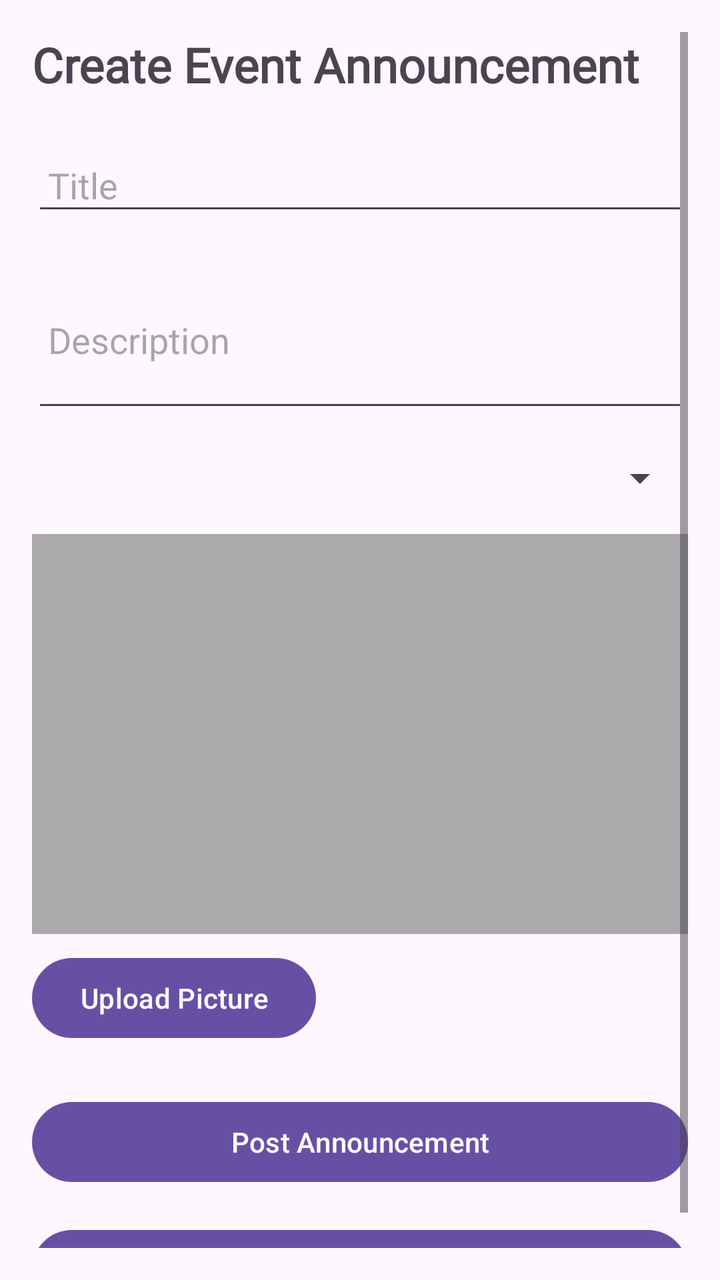
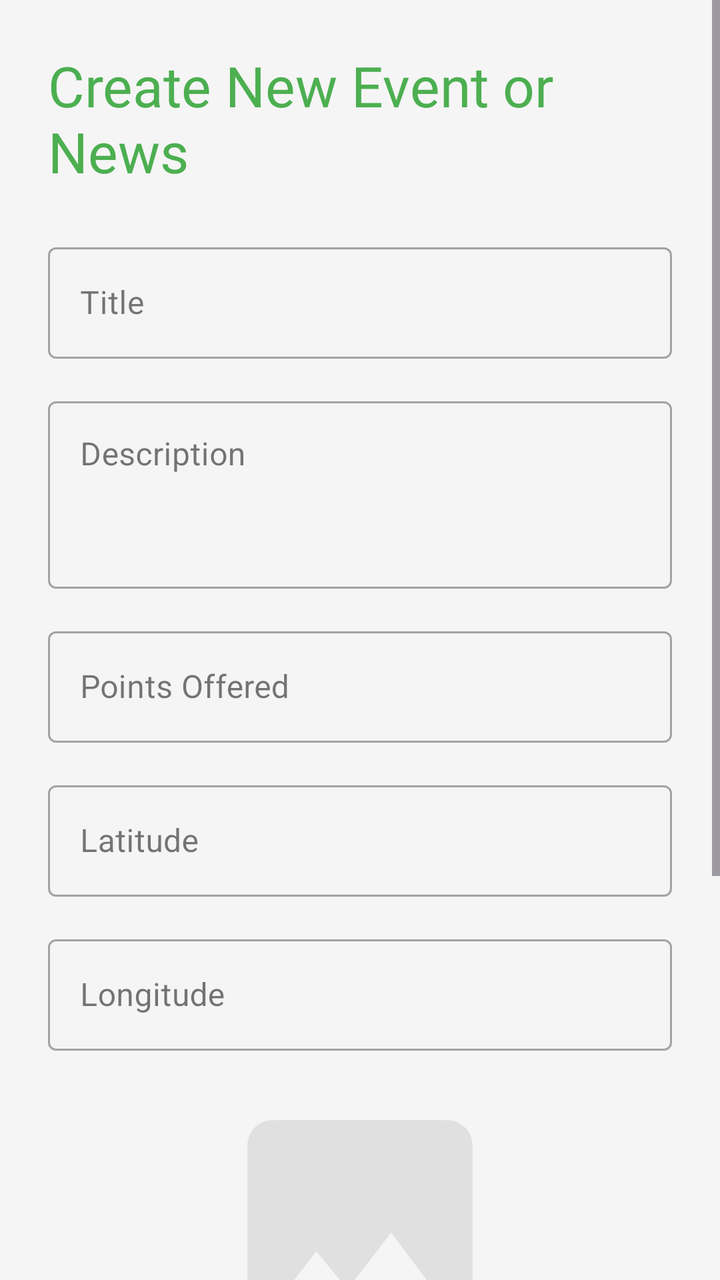

Compare the two renders of this Android layout. The source of the first and the diff that turns it into the second are given below.
<!-- AndroidManifest.xml: application theme Theme.MyApplication -->
<!-- res/layout/activity_create_event.xml -->
<?xml version="1.0" encoding="utf-8"?>
<ScrollView
    xmlns:android="http://schemas.android.com/apk/res/android"
    android:layout_width="match_parent"
    android:layout_height="match_parent"
    android:padding="16dp">

    <LinearLayout
        android:layout_width="match_parent"
        android:layout_height="wrap_content"
        android:orientation="vertical">

        <TextView
            android:id="@+id/createEventTitleTextView"
            android:layout_width="wrap_content"
            android:layout_height="wrap_content"
            android:text="Create Event Announcement"
            android:textSize="24sp"
            android:textStyle="bold"
            android:layout_marginBottom="24dp"
            android:fontFamily="@font/alexandria_bold" />

        <EditText
            android:id="@+id/eventTitleEditText"
            android:layout_width="match_parent"
            android:layout_height="wrap_content"
            android:hint="Title"
            android:padding="8dp"/>

        <EditText
            android:id="@+id/eventDescriptionEditText"
            android:layout_width="match_parent"
            android:layout_height="wrap_content"
            android:hint="Description"
            android:inputType="textMultiLine"
            android:minLines="3"
            android:layout_marginTop="16dp"
            android:padding="8dp"/>

        <Spinner
            android:id="@+id/categorySpinner"
            android:layout_width="match_parent"
            android:layout_height="wrap_content"
            android:layout_marginTop="16dp" />

        
        <EditText
            android:id="@+id/pointsOfferedEditText"
            android:layout_width="match_parent"
            android:layout_height="wrap_content"
            android:hint="Points Offered"
            android:inputType="number"
            android:layout_marginTop="16dp"
            android:visibility="gone"
            android:padding="8dp" />

        <ImageView
            android:id="@+id/eventImageView"
            android:layout_width="match_parent"
            android:layout_height="200dp"
            android:layout_marginTop="16dp"
            android:scaleType="centerCrop"
            android:background="@android:color/darker_gray" />

        <Button
            android:id="@+id/uploadImageButton"
            android:layout_width="wrap_content"
            android:layout_height="wrap_content"
            android:text="Upload Picture"
            android:layout_marginTop="8dp" />

        <Button
            android:id="@+id/postAnnouncementButton"
            android:layout_width="match_parent"
            android:layout_height="wrap_content"
            android:text="Post Announcement"
            android:layout_marginTop="24dp" />

        <Button
            android:id="@+id/backButton"
            android:layout_width="match_parent"
            android:layout_height="wrap_content"
            android:layout_marginTop="16dp"
            android:text="Back to Admin Panel" />
    </LinearLayout>
</ScrollView>
<!-- resources referenced by this layout -->
<resources>
  <style name="Theme.MyApplication" parent="Base.Theme.MyApplication" />
  <style name="Base.Theme.MyApplication" parent="Theme.Material3.DayNight.NoActionBar">
          
          
      </style>
</resources>

<!-- the commit's change to res/layout/activity_create_event.xml (unified diff, before → after) -->
@@ -1,86 +1,147 @@
 <?xml version="1.0" encoding="utf-8"?>
-<ScrollView
-    xmlns:android="http://schemas.android.com/apk/res/android"
+<ScrollView xmlns:android="http://schemas.android.com/apk/res/android"
+    xmlns:app="http://schemas.android.com/apk/res-auto"
+    xmlns:tools="http://schemas.android.com/tools"
     android:layout_width="match_parent"
     android:layout_height="match_parent"
-    android:padding="16dp">
+    android:background="@color/light_background_color"
+    tools:context="AdminFiles.ADminEvents.CreateEventActivity">
 
     <LinearLayout
         android:layout_width="match_parent"
         android:layout_height="wrap_content"
-        android:orientation="vertical">
+        android:orientation="vertical"
+        android:padding="24dp">
 
         <TextView
-            android:id="@+id/createEventTitleTextView"
             android:layout_width="wrap_content"
             android:layout_height="wrap_content"
-            android:text="Create Event Announcement"
-            android:textSize="24sp"
-            android:textStyle="bold"
-            android:layout_marginBottom="24dp"
-            android:fontFamily="@font/alexandria_bold" />
+            android:text="Create New Event or News"
+            android:textSize="28sp"
+            android:fontFamily="@font/alexandria_bold"
+            android:textColor="@color/primary_green"
+            android:layout_gravity="center_horizontal"
+            android:layout_marginBottom="24dp"/>
 
-        <EditText
-            android:id="@+id/eventTitleEditText"
+        <com.google.android.material.textfield.TextInputLayout
             android:layout_width="match_parent"
             android:layout_height="wrap_content"
-            android:hint="Title"
-            android:padding="8dp"/>
+            style="@style/Widget.MaterialComponents.TextInputLayout.OutlinedBox"
+            android:layout_marginBottom="16dp">
 
-        <EditText
-            android:id="@+id/eventDescriptionEditText"
+            <com.google.android.material.textfield.TextInputEditText
+                android:id="@+id/titleEditText"
+                android:layout_width="match_parent"
+                android:layout_height="wrap_content"
+                android:hint="Title"
+                android:inputType="textCapWords" />
+        </com.google.android.material.textfield.TextInputLayout>
+
+        <com.google.android.material.textfield.TextInputLayout
             android:layout_width="match_parent"
             android:layout_height="wrap_content"
-            android:hint="Description"
-            android:inputType="textMultiLine"
-            android:minLines="3"
-            android:layout_marginTop="16dp"
-            android:padding="8dp"/>
+            style="@style/Widget.MaterialComponents.TextInputLayout.OutlinedBox"
+            android:layout_marginBottom="16dp">
 
-        <Spinner
-            android:id="@+id/categorySpinner"
+            <com.google.android.material.textfield.TextInputEditText
+                android:id="@+id/descriptionEditText"
+                android:layout_width="match_parent"
+                android:layout_height="wrap_content"
+                android:hint="Description"
+                android:inputType="textMultiLine"
+                android:minLines="3"
+                android:gravity="top"/>
+        </com.google.android.material.textfield.TextInputLayout>
+
+        <com.google.android.material.textfield.TextInputLayout
             android:layout_width="match_parent"
             android:layout_height="wrap_content"
-            android:layout_marginTop="16dp" />
+            style="@style/Widget.MaterialComponents.TextInputLayout.OutlinedBox"
+            android:layout_marginBottom="16dp">
 
-        
-        <EditText
-            android:id="@+id/pointsOfferedEditText"
+            <com.google.android.material.textfield.TextInputEditText
+                android:id="@+id/pointsEditText"
+                android:layout_width="match_parent"
+                android:layout_height="wrap_content"
+                android:hint="Points Offered"
+                android:inputType="number" />
+        </com.google.android.material.textfield.TextInputLayout>
+
+        <com.google.android.material.textfield.TextInputLayout
             android:layout_width="match_parent"
             android:layout_height="wrap_content"
-            android:hint="Points Offered"
-            android:inputType="number"
-            android:layout_marginTop="16dp"
-            android:visibility="gone"
-            android:padding="8dp" />
+            style="@style/Widget.MaterialComponents.TextInputLayout.OutlinedBox"
+            android:layout_marginBottom="16dp">
+
+            <com.google.android.material.textfield.TextInputEditText
+                android:id="@+id/latitudeEditText"
+                android:layout_width="match_parent"
+                android:layout_height="wrap_content"
+                android:hint="Latitude"
+                android:inputType="numberDecimal|numberSigned" />
+        </com.google.android.material.textfield.TextInputLayout>
+
+        <com.google.android.material.textfield.TextInputLayout
+            android:layout_width="match_parent"
+            android:layout_height="wrap_content"
+            style="@style/Widget.MaterialComponents.TextInputLayout.OutlinedBox"
+            android:layout_marginBottom="16dp">
+
+            <com.google.android.material.textfield.TextInputEditText
+                android:id="@+id/longitudeEditText"
+                android:layout_width="match_parent"
+                android:layout_height="wrap_content"
+                android:hint="Longitude"
+                android:inputType="numberDecimal|numberSigned" />
+        </com.google.android.material.textfield.TextInputLayout>
 
         <ImageView
             android:id="@+id/eventImageView"
-            android:layout_width="match_parent"
-            android:layout_height="200dp"
-            android:layout_marginTop="16dp"
+            android:layout_width="150dp"
+            android:layout_height="150dp"
+            android:src="@drawable/ic_placeholder_item"
             android:scaleType="centerCrop"
-            android:background="@android:color/darker_gray" />
+            android:layout_gravity="center_horizontal"
+            android:layout_marginBottom="16dp"/>
 
         <Button
-            android:id="@+id/uploadImageButton"
+            android:id="@+id/selectImageButton"
             android:layout_width="wrap_content"
             android:layout_height="wrap_content"
-            android:text="Upload Picture"
-            android:layout_marginTop="8dp" />
+            android:text="Select Image"
+            android:layout_gravity="center_horizontal"
+            android:layout_marginBottom="24dp"/>
+
+        <RadioGroup
+            android:id="@+id/typeRadioGroup"
+            android:layout_width="match_parent"
+            android:layout_height="wrap_content"
+            android:orientation="horizontal"
+            android:gravity="center"
+            android:layout_marginBottom="24dp">
+
+            <RadioButton
+                android:id="@+id/eventRadioButton"
+                android:layout_width="wrap_content"
+                android:layout_height="wrap_content"
+                android:text="Event"
+                android:checked="true"/>
+
+            <RadioButton
+                android:id="@+id/newsRadioButton"
+                android:layout_width="wrap_content"
+                android:layout_height="wrap_content"
+                android:text="News"
+                android:layout_marginStart="16dp"/>
+        </RadioGroup>
 
         <Button
-            android:id="@+id/postAnnouncementButton"
+            android:id="@+id/createButton"
             android:layout_width="match_parent"
-            android:layout_height="wrap_content"
-            android:text="Post Announcement"
-            android:layout_marginTop="24dp" />
+            android:layout_height="60dp"
+            android:text="Create"
+            android:textSize="18sp"
+            app:cornerRadius="8dp"/>
 
-        <Button
-            android:id="@+id/backButton"
-            android:layout_width="match_parent"
-            android:layout_height="wrap_content"
-            android:layout_marginTop="16dp"
-            android:text="Back to Admin Panel" />
     </LinearLayout>
 </ScrollView>
<!-- resource entries referenced after the edit -->
@@ -1,5 +1,17 @@
 <!-- resources referenced by this layout -->
 <resources>
+  <color name="light_background_color">#F5F5F5</color>
+  <color name="primary_green">#4CAF50</color>
+  <!-- drawable ic_placeholder_item (drawable) -->
+  <vector xmlns:android="http://schemas.android.com/apk/res/android"
+      android:width="24dp"
+      android:height="24dp"
+      android:viewportWidth="24.0"
+      android:viewportHeight="24.0">
+      <path
+          android:fillColor="#E0E0E0"
+          android:pathData="M21,19V5c0,-1.1 -0.9,-2 -2,-2H5c-1.1,0 -2,0.9 -2,2v14c0,1.1 0.9,2 2,2h14c1.1,0 2,-0.9 2,-2zM8.5,13.5l2.5,3.01L14.5,12l4.5,6H5l3.5,-4.5z"/>
+  </vector>
   <style name="Theme.MyApplication" parent="Base.Theme.MyApplication" />
   <style name="Base.Theme.MyApplication" parent="Theme.Material3.DayNight.NoActionBar">
           
